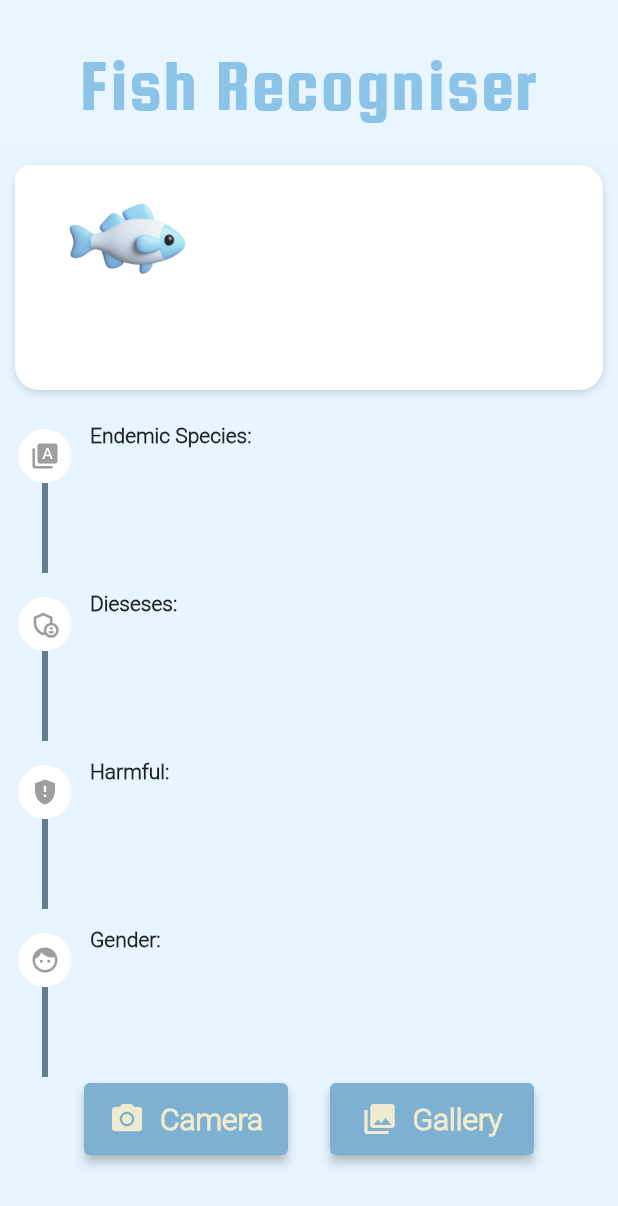
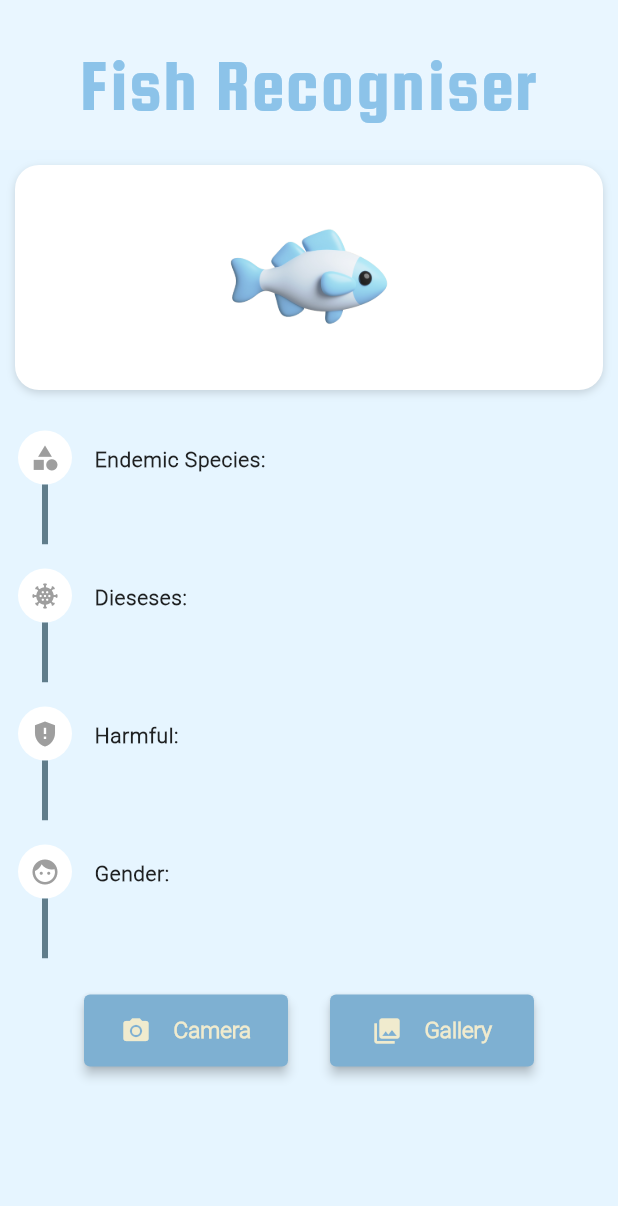
Before and after one commit to akilaanjanadissanayaka/Fish_Recognizer, a Flutter app: the screen it shows after launch, on a phone screen of 412 x 824 dp. Shown: the top 1206 px of the screen. Run offline on Flutter 3.47's test engine with Material 2 defaults, Android fonts, the phone set to English and light mode, and no system bars; our stand-ins replace image_picker; missing offline and left inert: tflite_flutter, tflite_flutter_helper.

Commit message:
Adding alignment styles for main page

```diff
--- a/lib/widget/endermic_species.dart
+++ b/lib/widget/endermic_species.dart
@@ -1,3 +1,5 @@
+// ignore_for_file: prefer_const_constructors
+
 import 'dart:io';
 
 import 'package:flutter/material.dart';
@@ -289,7 +291,7 @@ class _PlantRecogniserState extends State<PlantRecogniser> {
                             height: 150,
                             decoration: BoxDecoration(
                               color: Colors.white,
-                              boxShadow: [
+                              boxShadow: const [
                                 BoxShadow(
                                   blurRadius: 4,
                                   color: Color(0x2B202529),
@@ -325,7 +327,10 @@ class _PlantRecogniserState extends State<PlantRecogniser> {
                       decoration: BoxDecoration(
                         color: Color.fromARGB(255, 230, 245, 255),
                       ),
-                      child: Row(
+                      child: Column(
+                        children: [
+                          SizedBox(height: 20), // set the margin value here
+                          Row(
                             mainAxisAlignment: MainAxisAlignment.center,
                             children: [
                               _buildPickPhotoButton(
@@ -338,6 +343,8 @@ class _PlantRecogniserState extends State<PlantRecogniser> {
                                 title: 'Gallery',
                                 source: ImageSource.gallery,
                                 icon: Icons.collections,
+                              ),
+                            ],
                           ),
                         ],
                       ),
@@ -431,13 +438,17 @@ class _PlantRecogniserState extends State<PlantRecogniser> {
             child: Row(
               mainAxisAlignment: MainAxisAlignment.center,
               children: [
-                Icon(icon, color: kColorLightYellow),
-                SizedBox(width: 10),
+                Icon(
+                  icon,
+                  color: kColorLightYellow,
+                  size: 20,
+                ),
+                SizedBox(width: 15),
                 Text(
                   title,
                   style: const TextStyle(
                     fontFamily: kButtonFont,
-                    fontSize: 20.0,
+                    fontSize: 15.0,
                     fontWeight: FontWeight.w600,
                     color: kColorLightYellow,
                   ),
@@ -660,7 +671,7 @@ class _PlantRecogniserState extends State<PlantRecogniser> {
                                 padding:
                                     EdgeInsetsDirectional.fromSTEB(8, 8, 8, 8),
                                 child: Icon(
-                                  Icons.type_specimen,
+                                  Icons.category,
                                   color: Colors.grey,
                                   size: 20,
                                 ),
@@ -668,7 +679,7 @@ class _PlantRecogniserState extends State<PlantRecogniser> {
                             ),
                             Container(
                               width: 4,
-                              height: 60,
+                              height: 40,
                               decoration: BoxDecoration(
                                 color: Colors.blueGrey,
                               ),
@@ -678,20 +689,33 @@ class _PlantRecogniserState extends State<PlantRecogniser> {
                       ),
                       Expanded(
                         child: Padding(
-                          padding: EdgeInsetsDirectional.fromSTEB(12, 0, 0, 0),
-                          child: Column(
+                          padding: EdgeInsetsDirectional.fromSTEB(5, 15, 0, 0),
+                          child: Container(
+                            child: Row(
                               mainAxisSize: MainAxisSize.max,
                               crossAxisAlignment: CrossAxisAlignment.start,
                               children: [
-                              Text(
+                                Padding(
+                                  padding: EdgeInsetsDirectional.fromSTEB(
+                                      10, 0, 0, 0),
+                                  child: Text(
                                     'Endemic Species:',
-                                style: TextStyle(fontWeight: FontWeight.bold),
+                                    style: TextStyle(
+                                        fontWeight: FontWeight.bold,
+                                        letterSpacing: 0.4),
+                                  ),
                                 ),
                                 Padding(
                                     padding: EdgeInsetsDirectional.fromSTEB(
-                                      0, 2, 0, 0),
-                                  child: Text(title)),
+                                        10, 0, 0, 0),
+                                    child: Text(
+                                      title,
+                                      style: TextStyle(
+                                        letterSpacing: 0.4,
+                                      ),
+                                    )),
                               ],
+                            ),
                           ),
                         ),
                       ),
@@ -730,7 +754,7 @@ class _PlantRecogniserState extends State<PlantRecogniser> {
                                 padding:
                                     EdgeInsetsDirectional.fromSTEB(8, 8, 8, 8),
                                 child: Icon(
-                                  Icons.admin_panel_settings_outlined,
+                                  Icons.coronavirus,
                                   color: Colors.grey,
                                   size: 20,
                                 ),
@@ -738,7 +762,7 @@ class _PlantRecogniserState extends State<PlantRecogniser> {
                             ),
                             Container(
                               width: 4,
-                              height: 60,
+                              height: 40,
                               decoration: BoxDecoration(
                                 color: Colors.blueGrey,
                               ),
@@ -748,19 +772,30 @@ class _PlantRecogniserState extends State<PlantRecogniser> {
                       ),
                       Expanded(
                         child: Padding(
-                          padding: EdgeInsetsDirectional.fromSTEB(12, 0, 0, 0),
-                          child: Column(
+                          padding: EdgeInsetsDirectional.fromSTEB(5, 15, 0, 0),
+                          child: Row(
                             mainAxisSize: MainAxisSize.max,
                             crossAxisAlignment: CrossAxisAlignment.start,
                             children: [
-                              Text(
+                              Padding(
+                                padding:
+                                    EdgeInsetsDirectional.fromSTEB(10, 0, 0, 0),
+                                child: Text(
                                   'Dieseses:',
-                                style: TextStyle(fontWeight: FontWeight.bold),
+                                  style: TextStyle(
+                                      fontWeight: FontWeight.bold,
+                                      letterSpacing: 0.4),
+                                ),
                               ),
                               Padding(
                                   padding: EdgeInsetsDirectional.fromSTEB(
-                                      0, 2, 0, 0),
-                                  child: Text(dieseses)),
+                                      10, 0, 0, 0),
+                                  child: Text(
+                                    dieseses,
+                                    style: TextStyle(
+                                      letterSpacing: 0.4,
+                                    ),
+                                  )),
                             ],
                           ),
                         ),
@@ -808,7 +843,7 @@ class _PlantRecogniserState extends State<PlantRecogniser> {
                             ),
                             Container(
                               width: 4,
-                              height: 60,
+                              height: 40,
                               decoration: BoxDecoration(
                                 color: Colors.blueGrey,
                               ),
@@ -818,19 +853,30 @@ class _PlantRecogniserState extends State<PlantRecogniser> {
                       ),
                       Expanded(
                         child: Padding(
-                          padding: EdgeInsetsDirectional.fromSTEB(12, 0, 0, 0),
-                          child: Column(
+                          padding: EdgeInsetsDirectional.fromSTEB(5, 15, 0, 0),
+                          child: Row(
                             mainAxisSize: MainAxisSize.max,
                             crossAxisAlignment: CrossAxisAlignment.start,
                             children: [
-                              Text(
+                              Padding(
+                                padding:
+                                    EdgeInsetsDirectional.fromSTEB(10, 0, 0, 0),
+                                child: Text(
                                   'Harmful:',
-                                style: TextStyle(fontWeight: FontWeight.bold),
+                                  style: TextStyle(
+                                      fontWeight: FontWeight.bold,
+                                      letterSpacing: 0.4),
+                                ),
                               ),
                               Padding(
                                   padding: EdgeInsetsDirectional.fromSTEB(
-                                      0, 2, 0, 0),
-                                  child: Text(Harmful)),
+                                      10, 0, 0, 0),
+                                  child: Text(
+                                    Harmful,
+                                    style: TextStyle(
+                                      letterSpacing: 0.4,
+                                    ),
+                                  )),
                             ],
                           ),
                         ),
@@ -862,11 +908,11 @@ class _PlantRecogniserState extends State<PlantRecogniser> {
                             Container(
                               width: 36,
                               height: 36,
-                              decoration: BoxDecoration(
+                              decoration: const BoxDecoration(
                                 color: Colors.white,
                                 shape: BoxShape.circle,
                               ),
-                              child: Padding(
+                              child: const Padding(
                                 padding:
                                     EdgeInsetsDirectional.fromSTEB(8, 8, 8, 8),
                                 child: Icon(
@@ -878,8 +924,8 @@ class _PlantRecogniserState extends State<PlantRecogniser> {
                             ),
                             Container(
                               width: 4,
-                              height: 60,
-                              decoration: BoxDecoration(
+                              height: 40,
+                              decoration: const BoxDecoration(
                                 color: Colors.blueGrey,
                               ),
                             ),
@@ -888,19 +934,31 @@ class _PlantRecogniserState extends State<PlantRecogniser> {
                       ),
                       Expanded(
                         child: Padding(
-                          padding: EdgeInsetsDirectional.fromSTEB(12, 0, 0, 0),
-                          child: Column(
+                          padding: EdgeInsetsDirectional.fromSTEB(5, 15, 0, 0),
+                          child: Row(
                             mainAxisSize: MainAxisSize.max,
                             crossAxisAlignment: CrossAxisAlignment.start,
                             children: [
-                              Text(
+                              Padding(
+                                padding:
+                                    EdgeInsetsDirectional.fromSTEB(10, 0, 0, 0),
+                                child: Text(
                                   'Gender:',
-                                style: TextStyle(fontWeight: FontWeight.bold),
+                                  style: TextStyle(
+                                    fontWeight: FontWeight.bold,
+                                    letterSpacing: 0.4,
+                                  ),
+                                ),
                               ),
                               Padding(
                                   padding: EdgeInsetsDirectional.fromSTEB(
-                                      0, 2, 0, 0),
-                                  child: Text(gender)),
+                                      10, 0, 0, 0),
+                                  child: Text(
+                                    gender,
+                                    style: TextStyle(
+                                      letterSpacing: 0.4,
+                                    ),
+                                  )),
                             ],
                           ),
                         ),
--- a/lib/widget/fish_photo_view.dart
+++ b/lib/widget/fish_photo_view.dart
@@ -9,11 +9,14 @@ class PlantPhotoView extends StatelessWidget {
 
   @override
   Widget build(BuildContext context) {
-    return Container(
-      width: 150,
-      height: 100,
+    return Padding(
+      padding: const EdgeInsets.all(8.0),
+      child: Center(
+        child: Container(
+          width: 350,
+          height: 135,
           decoration: BoxDecoration(
-        color: Colors.white,
+            color: Colors.white70,
             borderRadius: BorderRadius.circular(10),
           ),
           child: (file == null)
@@ -21,6 +24,8 @@ class PlantPhotoView extends StatelessWidget {
               : ClipRRect(
                   borderRadius: BorderRadius.circular(10),
                   child: Image.file(file!, fit: BoxFit.contain),
+                ),
+        ),
       ),
     );
   }
```
Also changed, not shown: 4 other files. Lines whose indentation alone changed are shown as unchanged.
